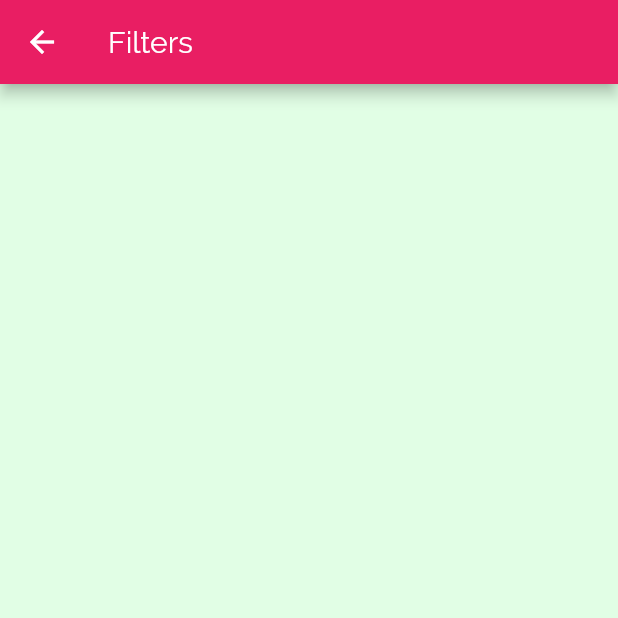
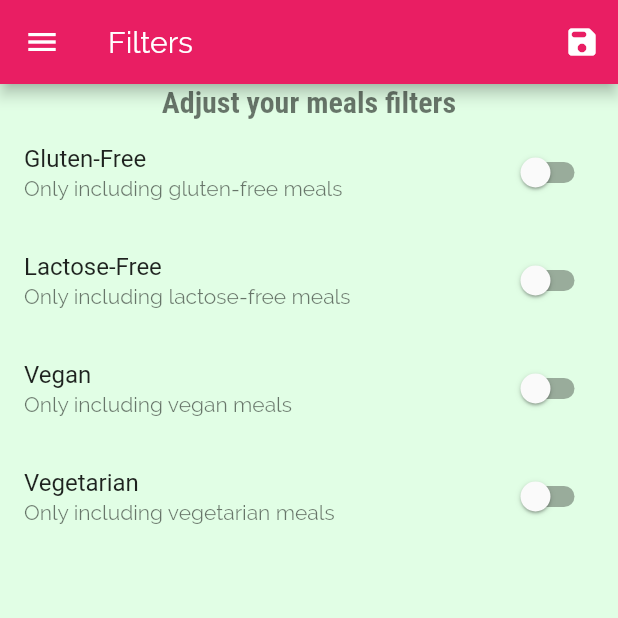
Before and after one commit to tayyab530/Meals_App, a Flutter app: the FiltersScreen screen opened by its route, on a phone screen of 412 x 824 dp, the top half of it. Run offline on Flutter 3.47's test engine with Material 2 defaults, Android fonts, the phone set to English and light mode, and no system bars.

```diff
--- a/lib/src/app.dart
+++ b/lib/src/app.dart
@@ -1,11 +1,65 @@
 import 'package:flutter/material.dart';
+import 'package:meals_app/dummy_data.dart';
+import 'package:meals_app/src/models/meals_model.dart';
 
 import 'screens/filtersScreen.dart';
 import 'screens/mealsScreen.dart';
 import 'screens/tabsScreen.dart';
 import 'screens/meal_detailScreen.dart';
+import '../dummy_data.dart';
 
-class App extends StatelessWidget {
+class App extends StatefulWidget {
+  @override
+  _AppState createState() => _AppState();
+}
+
+class _AppState extends State<App> {
+  Map<String, bool> _filters = {
+    'gluten': false,
+    'lactose': false,
+    'vegen': false,
+    'vegetarian': false,
+  };
+
+  List<Meal> _availableMeals = DUMMY_MEALS;
+  List<Meal> _favouriteMeals = [];
+
+  _saveFilters(Map<String, bool> filters) {
+    setState(() {
+      _filters = filters;
+
+      _availableMeals = DUMMY_MEALS.where((meal) {
+        if (filters['gluten'] && !meal.isGlutenFree) return false;
+        if (filters['lactose'] && !meal.isLactoseFree) return false;
+        if (filters['vegen'] && !meal.isVegan) return false;
+        if (filters['vegetarian'] && !meal.isVegetarian) return false;
+        return true;
+      }).toList();
+    });
+
+    print(_filters);
+    print(_availableMeals[0].isGlutenFree);
+    print(_availableMeals[0].isVegan);
+  }
+
+  _toggleFavourite(String mealId){
+    var _index = _favouriteMeals.indexWhere((meal) => meal.id == mealId);
+
+    if(_index == -1)
+    setState(() {
+      _favouriteMeals.add(DUMMY_MEALS.firstWhere((meal) => meal.id == mealId));
+    });
+    else{
+      setState(() {
+       _favouriteMeals.removeAt(_index);
+      });
+    }
+  }
+
+  bool _isFavouriteMeal(String mealId){
+    return _favouriteMeals.any((element) => element.id == mealId);
+  }
+
   @override
   Widget build(BuildContext context) {
     return MaterialApp(
@@ -30,23 +84,11 @@ class App extends StatelessWidget {
             ),
       ),
       routes: {
-        '/' : (ctx) => TabsScreen(),
-        MealsScreen.routeName : (ctx) => MealsScreen(),
-        MealDetails.routeName : (ctx) => MealDetails(),
-        FiltersScreen.routeName : (ctx) => FiltersScreen(),
+        '/': (ctx) => TabsScreen(_favouriteMeals),
+        MealsScreen.routeName: (ctx) => MealsScreen(_availableMeals),
+        MealDetails.routeName: (ctx) => MealDetails(_toggleFavourite,_isFavouriteMeal),
+        FiltersScreen.routeName: (ctx) => FiltersScreen(_saveFilters,_filters),
       },
     );
   }
-
-  // Route route(RouteSettings settings) {
-  //   return MaterialPageRoute(
-  //     // ignore: missing_return
-  //     builder: (_) {
-  //       if(settings.name == '/')
-  //         return App();
-  //       else if(settings.name == '/meals')
-  //         return MealsScreen();
-  //     },
-  //   );
-  // }
 }
--- a/lib/src/screens/filtersScreen.dart
+++ b/lib/src/screens/filtersScreen.dart
@@ -1,12 +1,105 @@
 import 'package:flutter/material.dart';
+import 'package:meals_app/src/widgets/mainDrawer.dart';
 
-class FiltersScreen extends StatelessWidget {
+class FiltersScreen extends StatefulWidget {
   static const routeName = '/filters';
+
+  final Function _saveFilters;
+
+  final Map<String,bool> _currentFilters;
+
+  FiltersScreen(this._saveFilters,this._currentFilters);
+
+  @override
+  _FiltersScreenState createState() => _FiltersScreenState();
+}
+
+class _FiltersScreenState extends State<FiltersScreen> {
+  var isGlutenFree = false;
+  var isVegan = false;
+  var isVegetarian = false;
+  var isLactoseFree = false;
+
+  @override
+  void initState() {
+    isGlutenFree = widget._currentFilters['gluten'];
+    isLactoseFree = widget._currentFilters['lactose'];
+    isVegan = widget._currentFilters['vegen'];
+    isVegetarian = widget._currentFilters['vegetarian'];
+    super.initState();
+  }
+
   @override
   Widget build(BuildContext context) {
     return Scaffold(
-      appBar: AppBar(title: Text('Filters')),
-      body: Container(),
+      drawer: MainDrawer(),
+      appBar: AppBar(
+        title: Text('Filters'),
+        actions: [
+          IconButton(
+            icon: Icon(Icons.save_rounded),
+            onPressed: () {
+              var updatedFilters = {
+                'gluten': isGlutenFree,
+                'lactose': isLactoseFree,
+                'vegen': isVegan,
+                'vegetarian': isVegetarian,
+              };
+              widget._saveFilters(updatedFilters);
+            },
+          )
+        ],
+      ),
+      body: Column(
+        children: [
+          Container(
+            child: Text(
+              'Adjust your meals filters',
+              style: Theme.of(context).textTheme.headline1,
+            ),
+          ),
+          Expanded(
+              child: ListView(
+            children: [
+              buildSwitch('Gluten-Free', 'Only including gluten-free meals',
+                  isGlutenFree, (newVal) {
+                setState(() {
+                  isGlutenFree = newVal;
+                });
+              }),
+              buildSwitch('Lactose-Free', 'Only including lactose-free meals',
+                  isLactoseFree, (newVal) {
+                setState(() {
+                  isLactoseFree = newVal;
+                });
+              }),
+              buildSwitch('Vegan', 'Only including vegan meals', isVegan,
+                  (newVal) {
+                setState(() {
+                  isVegan = newVal;
+                });
+              }),
+              buildSwitch(
+                  'Vegetarian', 'Only including vegetarian meals', isVegetarian,
+                  (newVal) {
+                setState(() {
+                  isVegetarian = newVal;
+                });
+              }),
+            ],
+          )),
+        ],
+      ),
+    );
+  }
+
+  Widget buildSwitch(String title, String description, bool currentValue,
+      Function stateHandler) {
+    return SwitchListTile(
+      value: currentValue,
+      onChanged: stateHandler,
+      title: Text(title),
+      subtitle: Text(description),
     );
   }
 }
--- a/lib/src/widgets/categoryGrid.dart
+++ b/lib/src/widgets/categoryGrid.dart
@@ -4,6 +4,9 @@ import 'package:meals_app/dummy_data.dart';
 import 'categoryItem.dart';
 
 class CategoryGrid extends StatelessWidget {
+
+  CategoryGrid();
+
   @override
   Widget build(BuildContext context) {
     return GridView(
--- a/lib/src/widgets/mainDrawer.dart
+++ b/lib/src/widgets/mainDrawer.dart
@@ -24,8 +24,8 @@ class MainDrawer extends StatelessWidget {
             padding: EdgeInsets.all(15.0),
           ),
           SizedBox(height: 20.0),
-          buildListTile('Meals', Icons.restaurant_rounded,() => Navigator.of(context).pushNamed('/')),
-          buildListTile('Filters', Icons.settings_rounded,() => Navigator.of(context).pushNamed(FiltersScreen.routeName))
+          buildListTile('Meals', Icons.restaurant_rounded,() => Navigator.of(context).pushReplacementNamed('/')),
+          buildListTile('Filters', Icons.settings_rounded,() => Navigator.of(context).pushReplacementNamed(FiltersScreen.routeName))
         ],
       ),
     );
```
Also changed, not shown: lib/src/screens/fovouriteScreen.dart (+25 -3 lines), lib/src/screens/meal_detailScreen.dart (+25 -5 lines), lib/src/screens/mealsScreen.dart (+48 -17 lines), lib/src/screens/tabsScreen.dart (+14 -2 lines), lib/src/widgets/mealItem.dart (+8 -3 lines).
